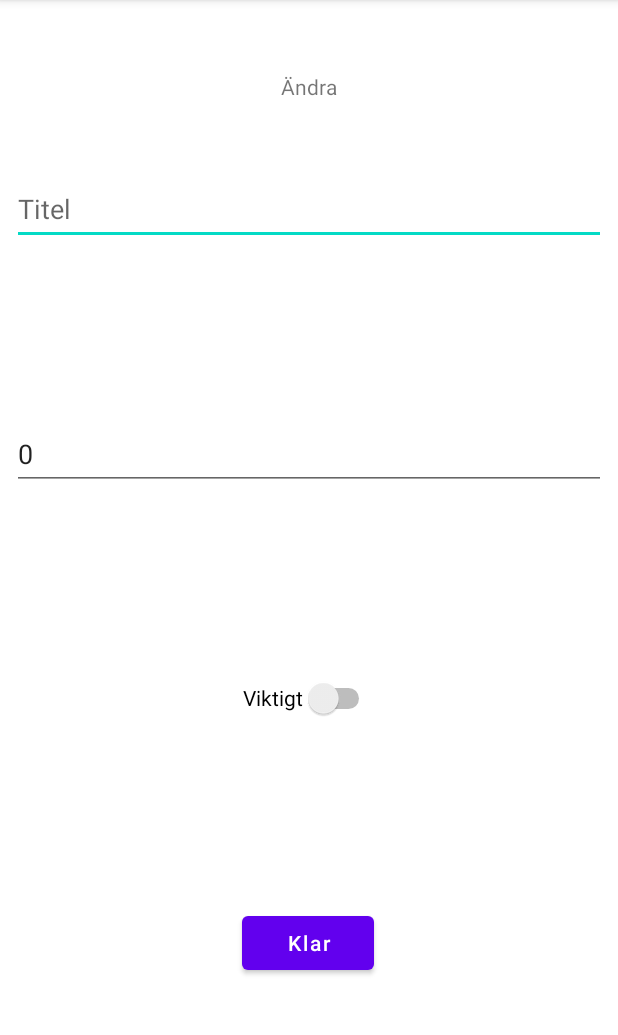
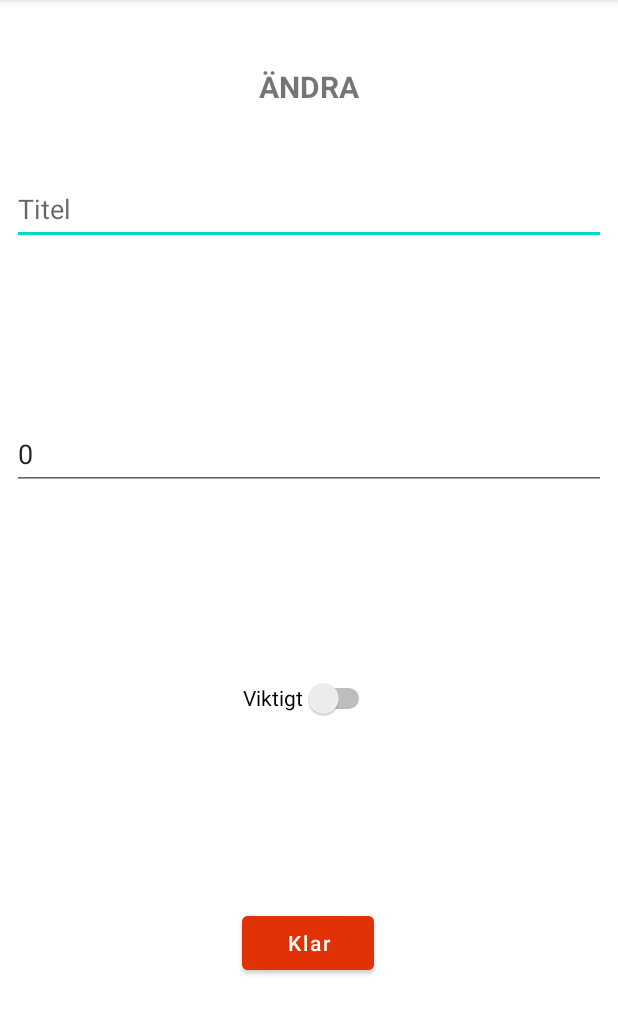
Before and after one commit to TorosK/FCC_SQLite_demo, an Android app: the UpdateReminderActivity screen opened directly, with no data from a screen before it, on a phone screen of 412 x 824 dp, the part 84-1119 px from its top. Run offline under Robolectric (Android 15) with nearby library versions, the phone set to English and light mode, and no system bars.

Commit message:
edit reminder is done. Next is Camera QR code scan
Do we use Emulator or Physical phone for camera?

```diff
--- a/app/src/main/res/layout/activity_update_reminder.xml
+++ b/app/src/main/res/layout/activity_update_reminder.xml
@@ -25,6 +25,9 @@
         android:layout_width="wrap_content"
         android:layout_height="wrap_content"
         android:text="@string/Edit"
+        android:textAllCaps="true"
+        android:textSize="20sp"
+        android:textStyle="bold"
         app:layout_constraintBottom_toTopOf="@+id/idEdtReminderTitle"
         app:layout_constraintEnd_toEndOf="parent"
         app:layout_constraintStart_toStartOf="parent"
@@ -107,6 +110,8 @@
         android:text="@string/Done"
         android:textAllCaps="false"
 
+        android:backgroundTint="#E13205"
+
         app:layout_constraintBottom_toBottomOf="parent"
         app:layout_constraintEnd_toEndOf="parent"
         app:layout_constraintHorizontal_bias="0.498"
```
Also changed, not shown: app/src/main/res/layout/activity_main.xml (+8 -0 lines).
